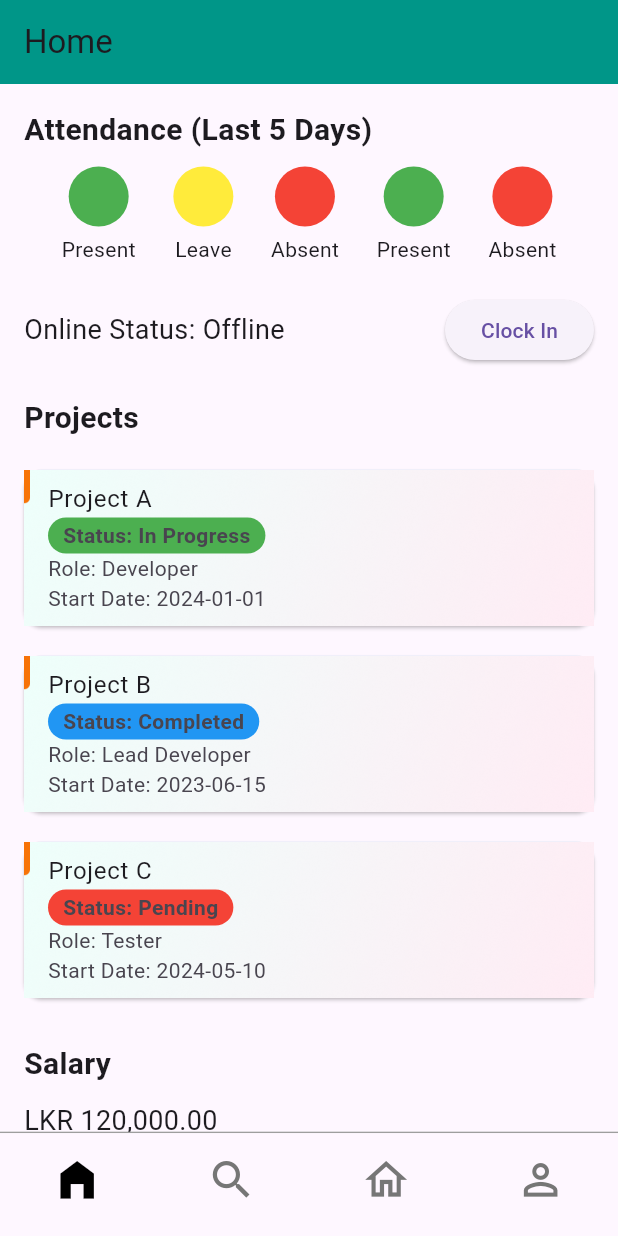
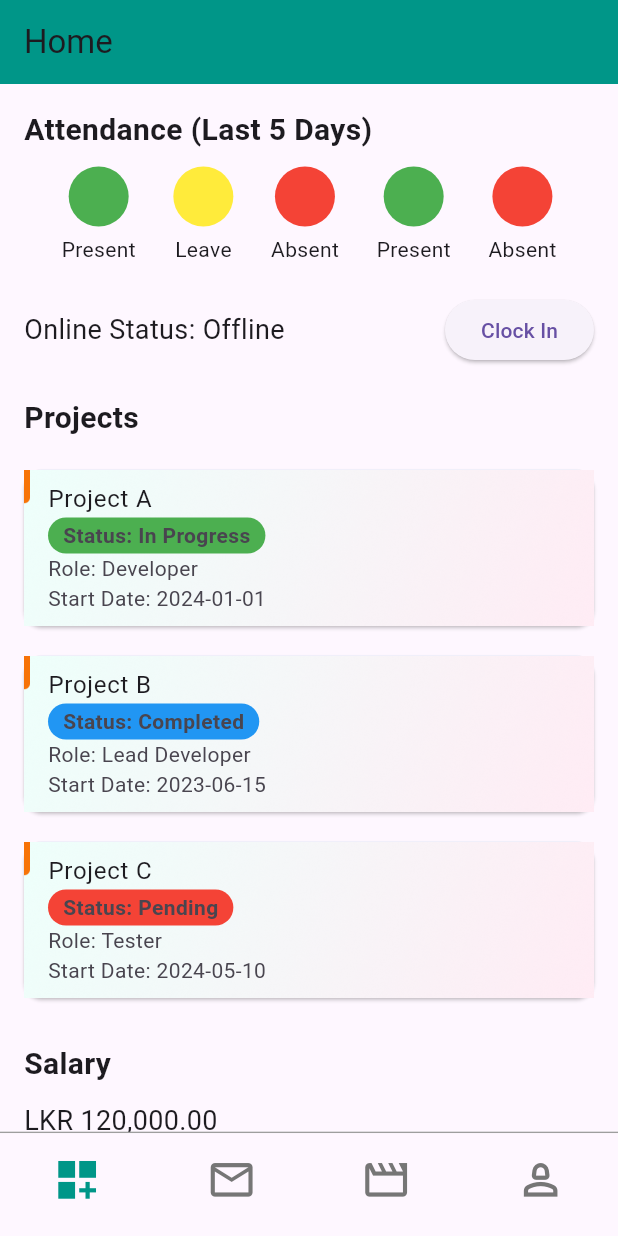
Before and after one commit to Sandun-Induranga/hr-empowerment-suit-mobile, a Flutter app: the screen it shows after launch, on a phone screen of 412 x 824 dp. Run offline on Flutter 3.47's test engine with Material 3 defaults, Android fonts, the phone set to English and light mode, and no system bars; our stand-ins replace flutter_keyboard_visibility, flutter_screenutil, geolocator, permission_handler.

Commit message:
Content Updated

```diff
--- a/hr_app/lib/core/constants/color_codes.dart
+++ b/hr_app/lib/core/constants/color_codes.dart
@@ -34,7 +34,7 @@ abstract class ColorCodes {
   static const Color blackColor = Color(0xFF000000);
 
   /// [Color(0xff063057)]
-  static const Color darkBlueColor = Color(0xff063057);
+  static const Color darkBlueColor = Color(0xff2051E5);
 
   /// [Color(0x21212166)]
   static const Color boderColor = Color(0x21212166);
--- a/hr_app/lib/features/navigation/bottom_navigator_view.dart
+++ b/hr_app/lib/features/navigation/bottom_navigator_view.dart
@@ -66,69 +66,56 @@ class BottomNavigationViewState extends State<BottomNavigationView> {
           items: <BottomNavigationBarItem>[
             BottomNavigationBarItem(
               icon: Icon(
-                Icons.home_outlined,
+                Icons.dashboard_customize_outlined,
                 size: 32.w,
+                color: ColorCodes.lightGreyColor,
               ),
               activeIcon: Icon(
-                Icons.home_filled,
+                Icons.dashboard_customize,
                 size: 32.w,
+                color: Colors.teal,
               ),
               label: '',
             ),
             BottomNavigationBarItem(
               icon: Icon(
-                Icons.search,
+                Icons.mail_outline,
                 size: 32.w,
+                color: ColorCodes.lightGreyColor,
               ),
               activeIcon: Icon(
-                Icons.search_off_rounded,
+                Icons.mail,
                 size: 32.w,
+                color: Colors.teal,
               ),
               label: '',
             ),
             BottomNavigationBarItem(
               icon: Icon(
-                Icons.home_outlined,
+                Icons.movie_outlined,
                 size: 32.w,
+                color: ColorCodes.lightGreyColor,
               ),
               activeIcon: Icon(
-                Icons.home_filled,
+                Icons.movie,
                 size: 32.w,
+                color: Colors.teal,
               ),
               label: '',
             ),
             BottomNavigationBarItem(
               icon: Icon(
-                Icons.person_outline,
+                Icons.person_2_outlined,
                 size: 32.w,
+                color: ColorCodes.lightGreyColor,
               ),
               activeIcon: Icon(
-                Icons.person,
+                Icons.person_2_rounded,
                 size: 32.w,
+                color: Colors.teal,
               ),
               label: '',
             ),
-            // BottomNavigationBarItem(
-            //   icon: Image.asset(Assets.searchNotSelect,
-            //     width: 32.w, height: 32.w,),
-            //   activeIcon: Image.asset(Assets.searchSelect,
-            //     width: 32.w, height: 32.w,),
-            //   label: '',
-            // ),
-            // BottomNavigationBarItem(
-            //   icon: Image.asset(Assets.heartNotSelect,
-            //     width: 32.w, height: 32.w,),
-            //   activeIcon: Image.asset(Assets.heartSelect,
-            //     width: 32.w, height: 32.w,),
-            //   label: '',
-            // ),
-            // BottomNavigationBarItem(
-            //   icon: Image.asset(Assets.userCircleNotSelect,
-            //     width: 32.w, height: 32.w,),
-            //   activeIcon: Image.asset(Assets.userSelect,
-            //     width: 32.w, height: 32.w,),
-            //   label: '',
-            // ),
           ],
         ),
       ),
```
